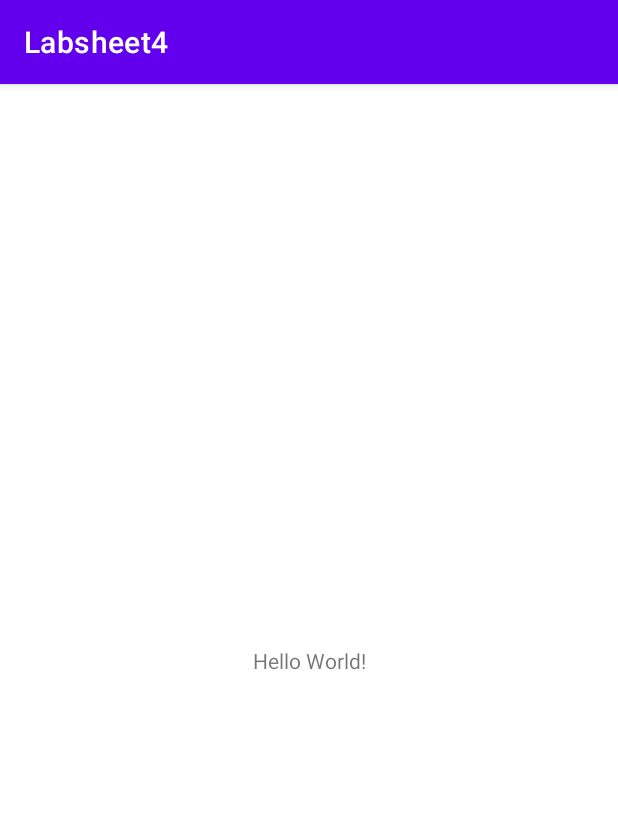
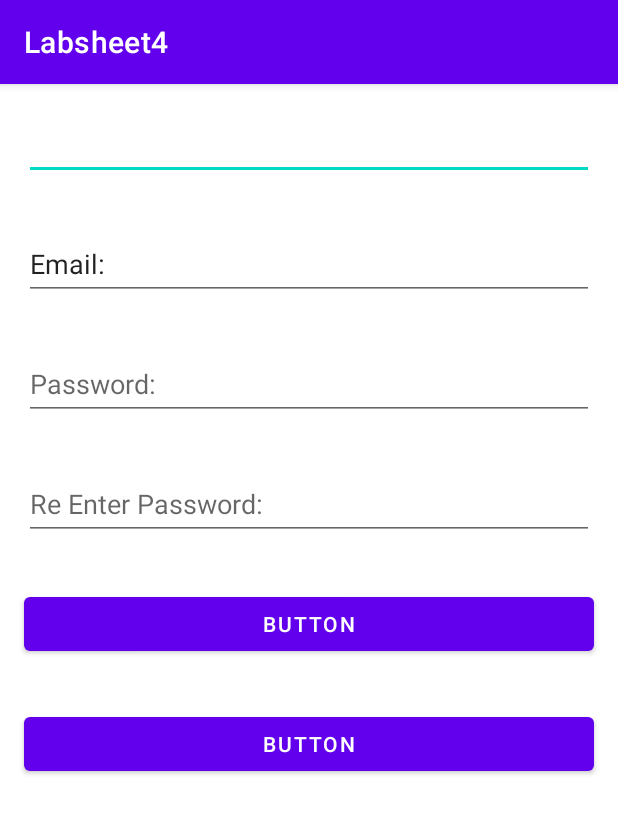
Before and after one commit to EehaneeH/MADTutorial04, an Android app: the screen it shows after launch (MainActivity), on a phone screen of 412 x 824 dp. Shown: the top 814 px of the screen. Run offline under Robolectric (Android 15) with nearby library versions, the phone set to English and light mode, and no system bars.

Commit message:
update login

```diff
--- a/app/src/main/res/layout/activity_main.xml
+++ b/app/src/main/res/layout/activity_main.xml
@@ -1,18 +1,80 @@
 <?xml version="1.0" encoding="utf-8"?>
-<androidx.constraintlayout.widget.ConstraintLayout xmlns:android="http://schemas.android.com/apk/res/android"
+<LinearLayout xmlns:android="http://schemas.android.com/apk/res/android"
     xmlns:app="http://schemas.android.com/apk/res-auto"
     xmlns:tools="http://schemas.android.com/tools"
     android:layout_width="match_parent"
     android:layout_height="match_parent"
+    android:orientation="vertical"
     tools:context=".MainActivity">
 
-    <TextView
-        android:layout_width="wrap_content"
+    <EditText
+        android:id="@+id/editTextTextPersonName"
+        android:layout_width="match_parent"
+        android:layout_height="48dp"
+        android:layout_marginLeft="16dp"
+        android:layout_marginTop="16dp"
+        android:layout_marginRight="16dp"
+        android:layout_marginBottom="16dp"
+        android:ems="10"
+        android:inputType="textPersonName"
+        tools:text="@string/editname" />
+
+    <EditText
+        android:id="@+id/editTextTextEmailAddress2"
+        android:layout_width="match_parent"
+        android:layout_height="48dp"
+        android:layout_marginLeft="16dp"
+        android:layout_marginTop="16dp"
+        android:layout_marginRight="16dp"
+        android:layout_marginBottom="16dp"
+        android:ems="10"
+        android:inputType="textEmailAddress"
+        android:text="@string/edtEmail" />
+
+    <EditText
+        android:id="@+id/editTextTextPassword"
+        android:layout_width="match_parent"
+        android:layout_height="48dp"
+        android:layout_marginLeft="16dp"
+        android:layout_marginTop="16dp"
+        android:layout_marginRight="16dp"
+        android:layout_marginBottom="16dp"
+        android:ems="10"
+        android:hint="@string/edtPassword"
+        android:inputType="textPassword" />
+
+    <EditText
+        android:id="@+id/editTextTextPassword2"
+        android:layout_width="match_parent"
+        android:layout_height="48dp"
+        android:layout_marginLeft="16dp"
+        android:layout_marginTop="16dp"
+        android:layout_marginRight="16dp"
+        android:layout_marginBottom="16dp"
+        android:ems="10"
+        android:hint="@string/edtReTypePassword"
+        android:inputType="textPassword" />
+
+    <Button
+        android:id="@+id/submitButton"
+        android:layout_width="match_parent"
         android:layout_height="wrap_content"
-        android:text="Hello World!"
-        app:layout_constraintBottom_toBottomOf="parent"
-        app:layout_constraintEnd_toEndOf="parent"
-        app:layout_constraintStart_toStartOf="parent"
-        app:layout_constraintTop_toTopOf="parent" />
+        android:layout_marginLeft="16dp"
+        android:layout_marginTop="16dp"
+        android:layout_marginRight="16dp"
+        android:layout_marginBottom="16dp"
+        android:text="Button"
+        tools:text="Submit" />
 
-</androidx.constraintlayout.widget.ConstraintLayout>
+    <Button
+        android:id="@+id/cancelButton"
+        android:layout_width="match_parent"
+        android:layout_height="wrap_content"
+        android:layout_marginLeft="16dp"
+        android:layout_marginTop="16dp"
+        android:layout_marginRight="16dp"
+        android:text="Button"
+        tools:text="Cancel"
+        android:layout_marginBottom="16dp" />
+
+</LinearLayout>
--- a/app/src/main/res/values/strings.xml
+++ b/app/src/main/res/values/strings.xml
@@ -1,3 +1,7 @@
 <resources>
     <string name="app_name">Labsheet4</string>
+    <string name="editname">Enter Name:</string>
+    <string name="edtEmail">Email:</string>
+    <string name="edtPassword">Password:</string>
+    <string name="edtReTypePassword">Re Enter Password:</string>
 </resources>
```
